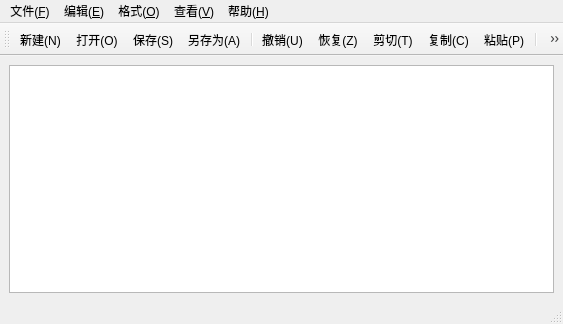
Before: the Qt Designer form mainwindow.ui in xxx12121/textEsitor, drawn with Qt 5.
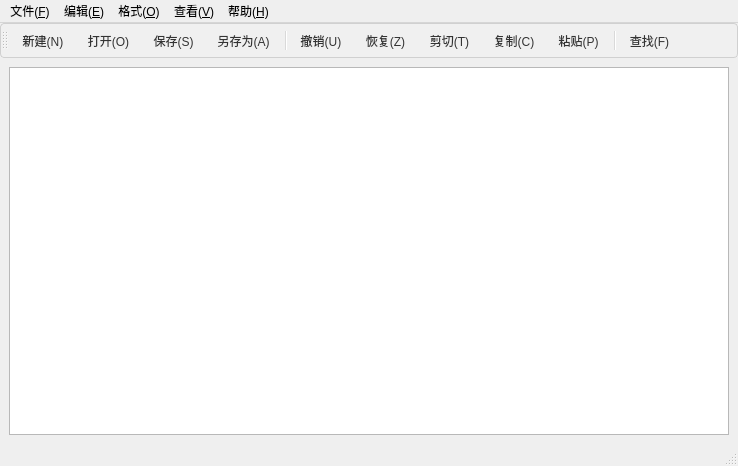
After: the same form once the commit is applied. Icons and pictures are not drawn.

Commit message:
完成了格式设置功能
-字体设置
-字体颜色设置
-字体背景颜色设置
-编辑器背景颜色设置

```diff
--- a/mainwindow.ui
+++ b/mainwindow.ui
@@ -6,8 +6,8 @@
    <rect>
     <x>0</x>
     <y>0</y>
-    <width>563</width>
-    <height>324</height>
+    <width>738</width>
+    <height>466</height>
    </rect>
   </property>
   <property name="windowTitle">
@@ -25,7 +25,7 @@
     <rect>
      <x>0</x>
      <y>0</y>
-     <width>563</width>
+     <width>738</width>
      <height>18</height>
     </rect>
    </property>
@@ -91,6 +91,65 @@
    <property name="windowTitle">
     <string>toolBar</string>
    </property>
+   <property name="styleSheet">
+    <string notr="true">/* 工具栏整体样式 */
+QToolBar {
+    background-color: #f0f0f0; /* 工具栏背景色 */
+    border: 1px solid #d0d0d0; /* 边框 */
+    border-radius: 4px; /* 圆角 */
+    padding: 1px; /* 内边距 */
+    spacing: 1px; /* 按钮间距 */
+}
+
+/* 工具栏按钮基础样式 */
+QToolBar QToolButton {
+    background-color: transparent; /* 透明背景 */
+    border: 1px solid transparent; /* 透明边框 */
+    border-radius: 3px; /* 圆角 */
+    padding: 4px 6px; /* 内边距 */
+    color: #333333; /* 文字颜色 */
+}
+
+/* 按钮悬停状态 */
+QToolBar QToolButton:hover {
+    background-color: #e0e0e0; /* 悬停背景色 */
+    border-color: #c0c0c0; /* 悬停边框色 */
+}
+
+/* 按钮按下状态 */
+QToolBar QToolButton:pressed {
+    background-color: #d0d0d0; /* 按下背景色 */
+    border-color: #b0b0b0; /* 按下边框色 */
+}
+
+/* 按钮选中状态（如切换按钮） */
+QToolBar QToolButton:checked {
+    background-color: #d5e8ff; /* 选中背景色 */
+    border-color: #99c4ff; /* 选中边框色 */
+}
+
+/* 禁用状态按钮 */
+QToolBar QToolButton:disabled {
+    color: #aaaaaa; /* 禁用文字色 */
+}
+
+/* 工具栏分隔线 */
+QToolBar QFrame[frameShape=&quot;QFrame::VLine&quot;] {
+    background-color: #d0d0d0; /* 分隔线颜色 */
+    width: 1px; /* 分隔线宽度 */
+    margin: 4px 2px; /* 分隔线边距 */
+}
+
+/* 带菜单的按钮指示器 */
+QToolBar QToolButton::menu-indicator {
+    image: url(:/icons/menu_indicator.png); /* 自定义指示器图标 */
+    subcontrol-position: right center; /* 位置 */
+    subcontrol-origin: padding; /* 原点 */
+    width: 8px; /* 宽度 */
+    height: 8px; /* 高度 */
+    right: 2px; /* 右边距 */
+}</string>
+   </property>
    <attribute name="toolBarArea">
     <enum>TopToolBarArea</enum>
    </attribute>
```
Left out of the diff: 12 changed lines with no effect on the pictures. The commit also changes 2 other files.
